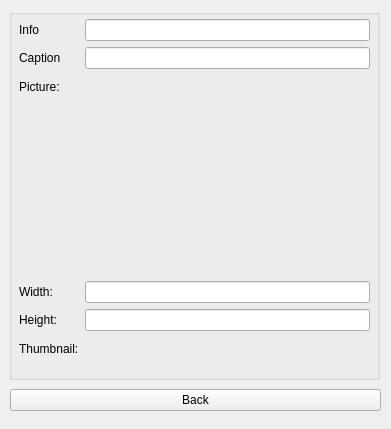
Above: qt/apps/configurator/forms/picture_info.ui from Wolframe/qtClient before the change. Below: the same form after it.
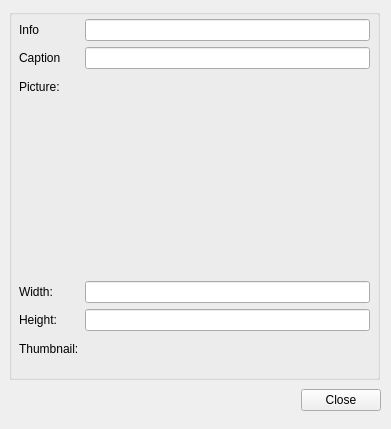
That is the form after the change.

Commit message: added a shared picure_info dialog, shared between categieries and features

The edit to the form file:
```diff
--- a/qt/apps/configurator/forms/picture_info.ui
+++ b/qt/apps/configurator/forms/picture_info.ui
@@ -36,9 +36,22 @@
    </property>
    <layout class="QHBoxLayout" name="horizontalLayout_2">
     <item>
-     <widget class="QPushButton" name="cancel">
+     <spacer name="horizontalSpacer">
+      <property name="orientation">
+       <enum>Qt::Horizontal</enum>
+      </property>
+      <property name="sizeHint" stdset="0">
+       <size>
+        <width>40</width>
+        <height>20</height>
+       </size>
+      </property>
+     </spacer>
+    </item>
+    <item>
+     <widget class="QPushButton" name="close">
       <property name="text">
-       <string>Back</string>
+       <string>Close</string>
       </property>
       <property name="form" stdset="0">
        <string notr="true">category_edit</string>
```
Left out of the diff: 6 changed lines with no effect on the pictures. The commit also changes 2 other files.
